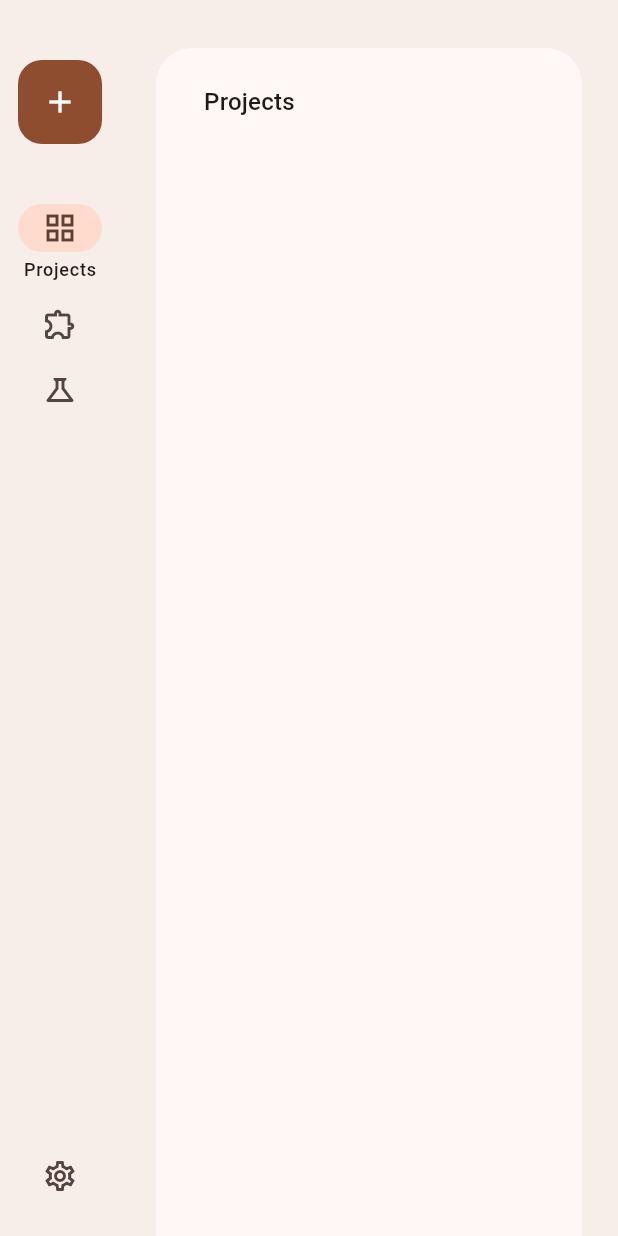
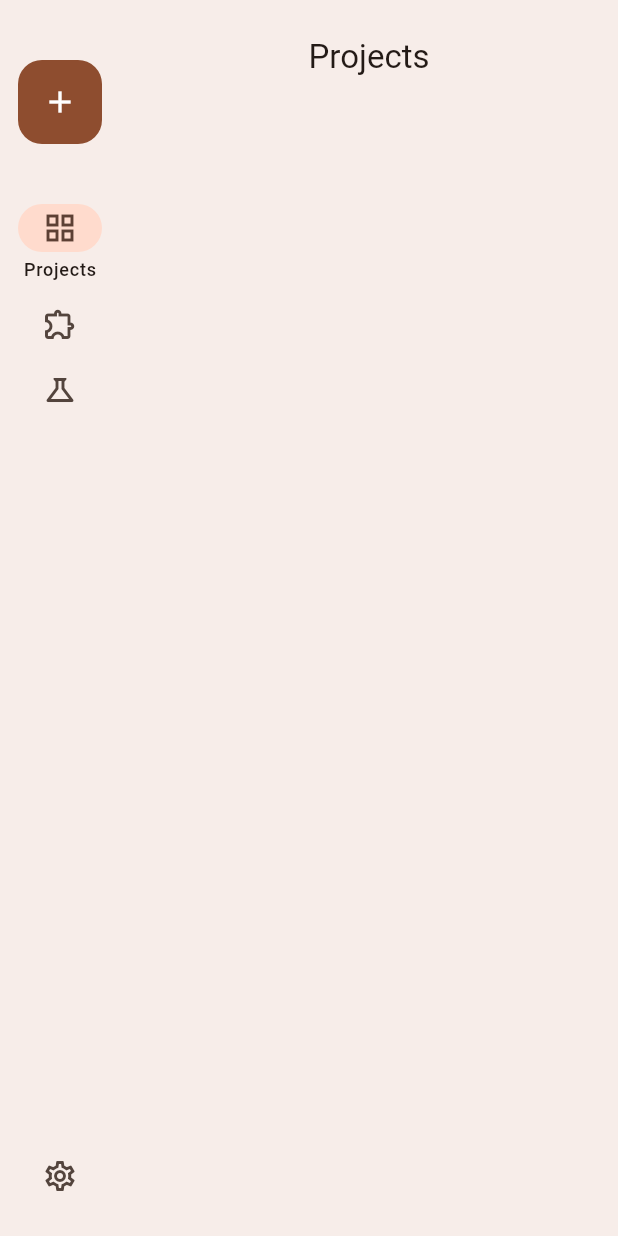
Before and after one commit to ljcucc/ClayTab, a Flutter app: the screen it shows after launch, on a phone screen of 412 x 824 dp. Run offline on Flutter 3.47's test engine with Material 2 defaults, Android fonts, the phone set to English and light mode, and no system bars; drawn by our look-alikes of dynamic_color; our stand-ins replace flutter_highlight, google_fonts; missing offline and left inert: code_text_field, highlight.

Commit message:
modify project list looks

```diff
--- a/lib/pages/projects/project_preivew.dart
+++ b/lib/pages/projects/project_preivew.dart
@@ -1,5 +1,3 @@
-import 'dart:math';
-
 import 'package:code_playground/widgets/shaped_icon.dart';
 import 'package:flutter/material.dart';
 
--- a/lib/pages/projects/projects.dart
+++ b/lib/pages/projects/projects.dart
@@ -1,10 +1,8 @@
 import 'package:code_playground/utils/project/project_provider.dart';
 import 'package:flutter/material.dart';
-import "package:path_provider/path_provider.dart";
 
 import 'package:code_playground/pages/projects/projects_layout.dart';
 import 'package:code_playground/pages/projects/projects_list.dart';
-import 'package:code_playground/utils/project/project_list.dart';
 import 'package:code_playground/utils/project/project.dart';
 import 'package:provider/provider.dart';
 
@@ -29,6 +27,14 @@ class _ProjectsSectionState extends State<ProjectsSection> {
     return Consumer<ProjectsProvider>(
       builder: (context, value, child) {
         return ProjectsPageLayout(
+          header: Column(
+            children: [
+              Text(
+                "Projects",
+                style: Theme.of(context).textTheme.titleLarge,
+              ),
+            ],
+          ),
           child: AnimatedSwitcher(
             duration: Duration(milliseconds: 350),
             child: ProjectsList(
--- a/lib/pages/projects/projects_layout.dart
+++ b/lib/pages/projects/projects_layout.dart
@@ -1,11 +1,13 @@
 import 'package:flutter/material.dart';
-import 'package:code_playground/widgets/material_container.dart';
 
 class ProjectsPageLayout extends StatelessWidget {
   final Widget child;
+  final Widget header;
+
   const ProjectsPageLayout({
     super.key,
     required this.child,
+    required this.header,
   });
 
   @override
@@ -15,36 +17,22 @@ class ProjectsPageLayout extends StatelessWidget {
       children: [
         // SafeArea on top of the screen
         SafeArea(
-          minimum: const EdgeInsets.only(top: 32),
+          minimum: const EdgeInsets.only(top: 24),
           child: Container(),
         ),
         Expanded(
-          child: Padding(
-            padding: EdgeInsets.all(24).copyWith(bottom: 0, top: 0),
           child: SizedBox.expand(
-              child: MaterialContainer(
-                elevation: 0,
-                borderRadius: BorderRadius.circular(24).copyWith(
-                  bottomLeft: Radius.zero,
-                  bottomRight: Radius.zero,
-                ),
-                backgroundColor: Theme.of(context).colorScheme.surface,
             child: Column(
-                  crossAxisAlignment: CrossAxisAlignment.start,
               children: [
                 Padding(
-                      padding: const EdgeInsets.symmetric(
-                              vertical: 24, horizontal: 32)
+                  padding:
+                      const EdgeInsets.symmetric(vertical: 0, horizontal: 32)
                           .copyWith(bottom: 0),
-                      child: Text(
-                        "Projects",
-                        style: Theme.of(context).textTheme.titleMedium,
+                  child: header,
                 ),
-                    ),
+                SizedBox(height: 24),
                 Expanded(child: child),
               ],
-                ),
-              ),
             ),
           ),
         ),
--- a/lib/pages/projects/projects_list.dart
+++ b/lib/pages/projects/projects_list.dart
@@ -1,4 +1,3 @@
-import 'package:code_playground/pages/projects/project_preivew.dart';
 import 'package:code_playground/pages/projects/project_tile.dart';
 import 'package:code_playground/widgets/shaped_icon.dart';
 import 'package:flutter/material.dart';
@@ -8,10 +7,12 @@ import 'package:code_playground/utils/project/project_list.dart';
 
 class ProjectsList extends StatefulWidget {
   final List<ProjectData> projects;
+  final Widget? header;
 
   const ProjectsList({
     super.key,
     required this.projects,
+    this.header,
   });
 
   @override
@@ -42,13 +43,19 @@ class ProjectsListView extends StatelessWidget {
 
   @override
   Widget build(BuildContext context) {
+    final double gap = MediaQuery.of(context).size.width > 600 ? 16 : 0;
     return SizedBox.expand(
       child: SingleChildScrollView(
         child: Padding(
           padding: EdgeInsets.all(24),
-          child: Wrap(
-            runSpacing: 16,
-            spacing: 16,
+          child: Center(
+            child: Column(
+              crossAxisAlignment: CrossAxisAlignment.start,
+              children: [
+                controller.widget.header ?? Container(),
+                Wrap(
+                  runSpacing: gap,
+                  spacing: gap,
                   children: [
                     for (ProjectData data in controller.widget.projects)
                       ProjectTile(
@@ -60,6 +67,9 @@ class ProjectsListView extends StatelessWidget {
                       ),
                   ],
                 ),
+              ],
+            ),
+          ),
         ),
       ),
     );
```
Also changed, not shown: lib/pages/projects/project_tile.dart (+27 -4 lines). Lines whose indentation alone changed are shown as unchanged.
